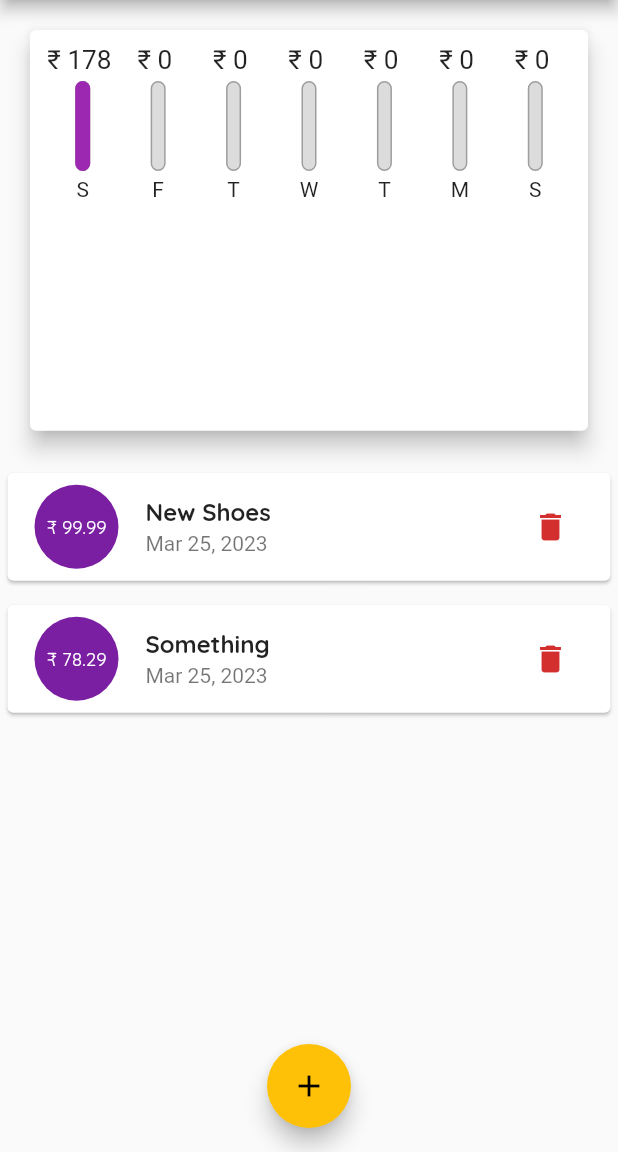
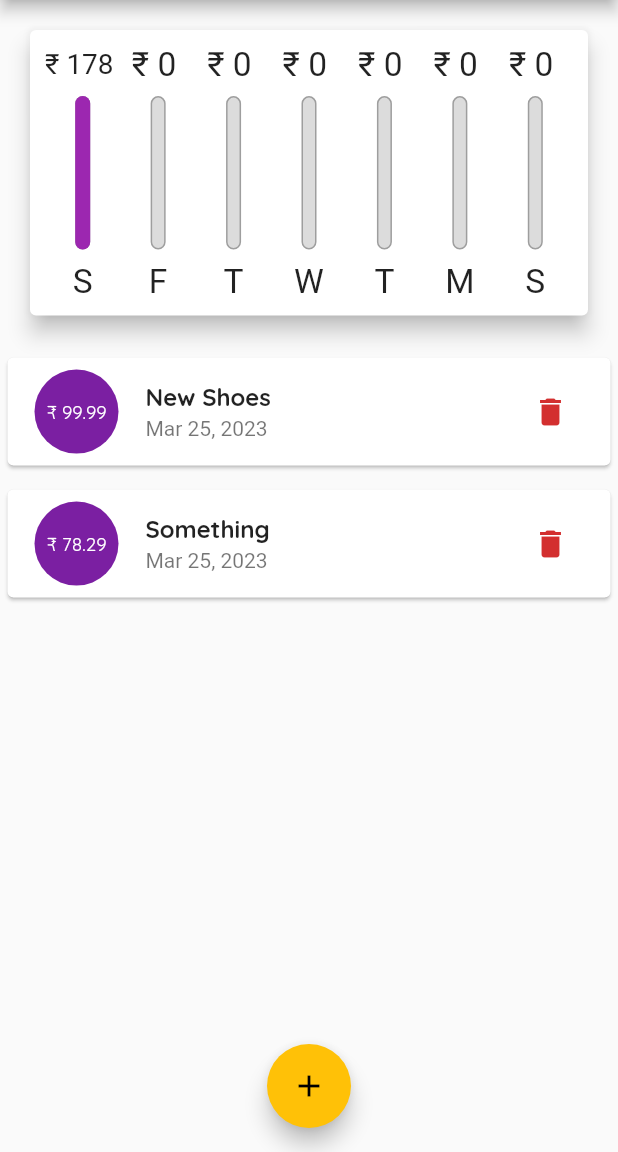
Before and after one commit to RugvedR/Expensio, a Flutter app: the screen it shows after launch, on a phone screen of 412 x 824 dp, the part 84-1236 px from its top. Run offline on Flutter 3.47's test engine with Material 2 defaults, Android fonts, the phone set to English and light mode, and no system bars.

Commit message:
layout builder for charts

```diff
--- a/lib/main.dart
+++ b/lib/main.dart
@@ -112,12 +112,12 @@ class _MyHomePageState extends State<MyHomePage> {
           crossAxisAlignment: CrossAxisAlignment.stretch,
           children: [
             Container(
-              height: (MediaQuery.of(context).size.height - appBar.preferredSize.height - MediaQuery.of(context).padding.top) * 0.4,
+              height: (MediaQuery.of(context).size.height - appBar.preferredSize.height - MediaQuery.of(context).padding.top) * 0.3,
               child: Chart(_recentTransactions)
             ),
 
             Container(
-              height: (MediaQuery.of(context).size.height - appBar.preferredSize.height - MediaQuery.of(context).padding.top) * 0.6,
+              height: (MediaQuery.of(context).size.height - appBar.preferredSize.height - MediaQuery.of(context).padding.top) * 0.7,
               child: TransactionList(_userTransactions, _deleteTransaction)
             ),
           ],
--- a/lib/widgets/chart_bar.dart
+++ b/lib/widgets/chart_bar.dart
@@ -11,14 +11,15 @@ class ChartBar extends StatelessWidget {
 
   @override
   Widget build(BuildContext context) {
-    return Column(
+    return LayoutBuilder(builder: (ctx, constraints){
+      return Column(
       children: [
         Container(
-          height: 20,
+          height: constraints.maxHeight * 0.15,
           child: FittedBox(child: Text('\u{20B9} ${spendingAmount.toStringAsFixed(0)} '))),
-        SizedBox(height: 4,),
+        SizedBox(height: constraints.maxHeight * 0.05,),
         Container(
-          height: 60,
+          height: constraints.maxHeight * 0.6,
           width: 10,
           child: Stack(children: [
             Container(
@@ -39,9 +40,12 @@ class ChartBar extends StatelessWidget {
             )
           ],),
         ),
-        SizedBox(height: 4,),
-        Text(label),
+        SizedBox(height: constraints.maxHeight * 0.05,),
+        Container(
+          height: constraints.maxHeight * 0.15,
+          child: FittedBox(child: Text(label))),
       ],
     );
+    }) ;
   }
 }
```
